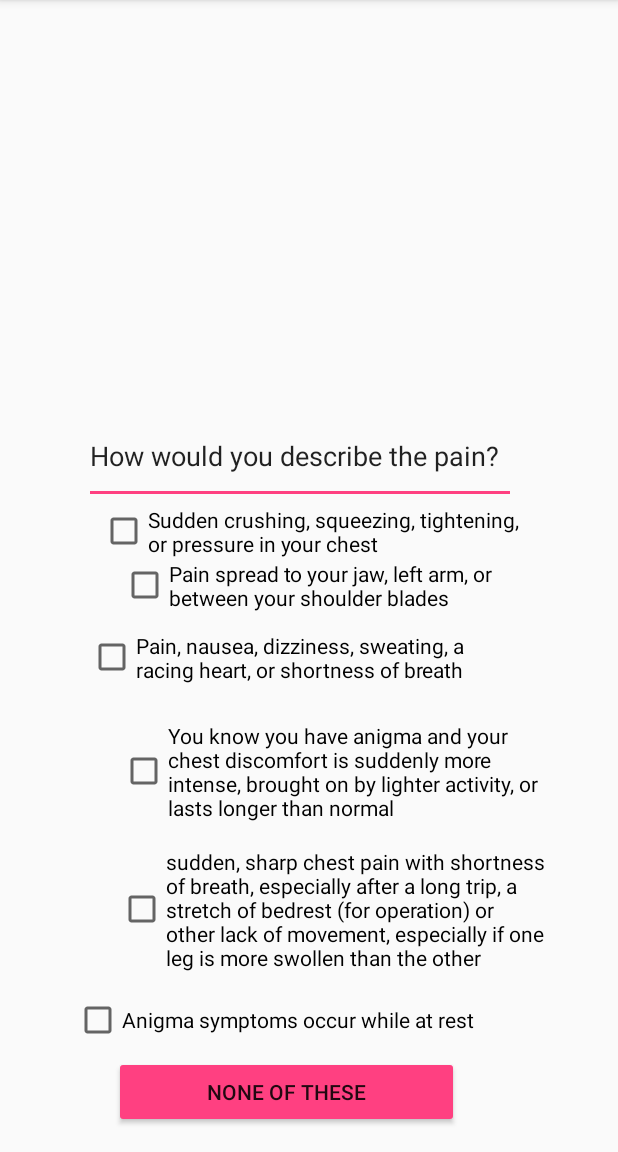
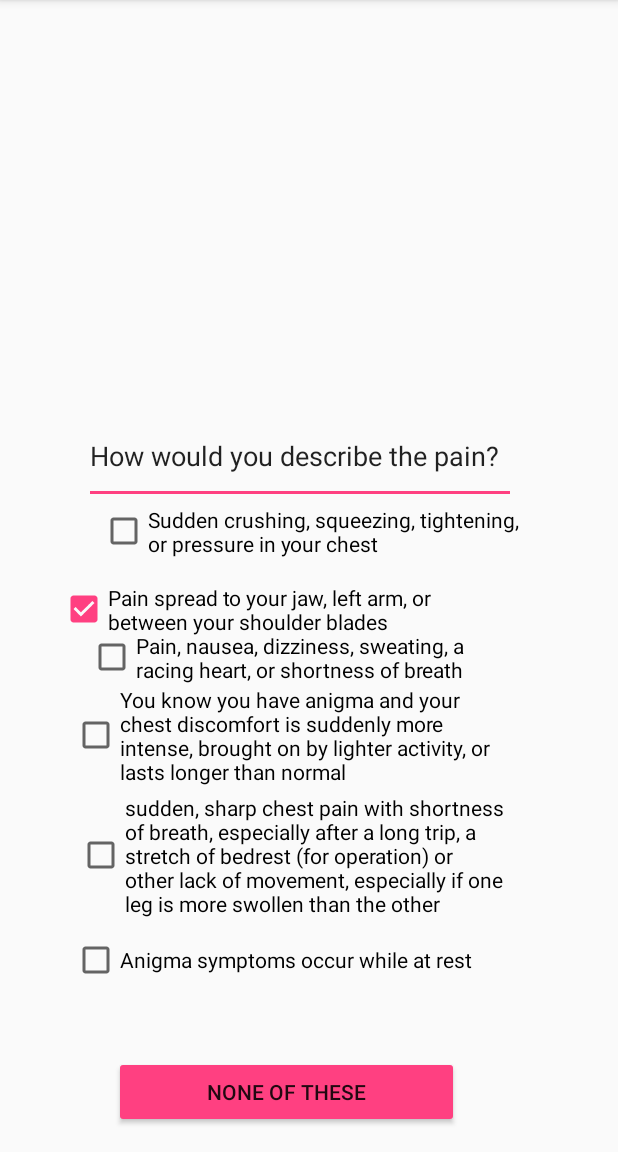
Before and after one commit to nwang19/Save-your, an Android app: the HeartAttackInstructions screen opened directly, with no data from a screen before it, on a phone screen of 412 x 824 dp, the part 84-1236 px from its top. Run offline under Robolectric (Android 15) with nearby library versions, the phone set to English and light mode, and no system bars.

```diff
--- a/app/src/main/AndroidManifest.xml
+++ b/app/src/main/AndroidManifest.xml
@@ -18,7 +18,9 @@
         </activity>
         <activity android:name=".HeartAttackInstructions" />
         <activity android:name=".SSPain" />
-        <activity android:name=".MoreChestPain"></activity>
+        <activity android:name=".MoreChestPain" />
+        <activity android:name=".DefaultPage" />
+        <activity android:name=".Call_911"></activity>
     </application>
 
 </manifest>
--- a/app/src/main/res/layout/activity_heart_attack_instructions.xml
+++ b/app/src/main/res/layout/activity_heart_attack_instructions.xml
@@ -10,13 +10,16 @@
         android:id="@+id/checkBox"
         android:layout_width="282dp"
         android:layout_height="wrap_content"
-        android:layout_marginBottom="360dp"
+        android:layout_marginBottom="344dp"
         android:layout_marginStart="40dp"
+        android:checked="true"
+        android:onClick="onCheckboxClicked"
         android:text="Pain spread to your jaw, left arm, or between your shoulder blades"
         app:layout_constraintBottom_toBottomOf="parent"
         app:layout_constraintEnd_toEndOf="parent"
-        app:layout_constraintHorizontal_bias="0.451"
-        app:layout_constraintStart_toStartOf="parent" />
+        app:layout_constraintHorizontal_bias="0.0"
+        app:layout_constraintStart_toStartOf="parent"
+        tools:clickable="true" />
 
     <EditText
         android:id="@+id/editText"
@@ -36,12 +39,12 @@
         android:id="@+id/checkBox2"
         android:layout_width="287dp"
         android:layout_height="wrap_content"
-        android:layout_marginBottom="72dp"
+        android:layout_marginBottom="112dp"
         android:layout_marginStart="48dp"
         android:text="Anigma symptoms occur while at rest"
         app:layout_constraintBottom_toBottomOf="parent"
         app:layout_constraintEnd_toEndOf="parent"
-        app:layout_constraintHorizontal_bias="0.02"
+        app:layout_constraintHorizontal_bias="0.0"
         app:layout_constraintStart_toStartOf="parent" />
 
     <CheckBox
@@ -61,26 +64,26 @@
         android:id="@+id/checkBox4"
         android:layout_width="289dp"
         android:layout_height="wrap_content"
-        android:layout_marginBottom="220dp"
+        android:layout_marginBottom="244dp"
         android:layout_marginStart="48dp"
         android:checked="false"
         android:duplicateParentState="false"
         android:text="You know you have anigma and your chest discomfort is suddenly more intense, brought on by lighter activity, or lasts longer than normal"
         app:layout_constraintBottom_toBottomOf="parent"
         app:layout_constraintEnd_toEndOf="parent"
-        app:layout_constraintHorizontal_bias="0.425"
+        app:layout_constraintHorizontal_bias="0.0"
         app:layout_constraintStart_toStartOf="parent" />
 
     <CheckBox
         android:id="@+id/checkBox5"
         android:layout_width="285dp"
         android:layout_height="wrap_content"
-        android:layout_marginBottom="120dp"
+        android:layout_marginBottom="156dp"
         android:layout_marginStart="48dp"
         android:text="sudden, sharp chest pain with shortness of breath, especially after a long trip, a stretch of bedrest (for operation) or other lack of movement, especially if one leg is more swollen than the other"
         app:layout_constraintBottom_toBottomOf="parent"
         app:layout_constraintEnd_toEndOf="parent"
-        app:layout_constraintHorizontal_bias="0.392"
+        app:layout_constraintHorizontal_bias="0.039"
         app:layout_constraintStart_toStartOf="parent" />
 
     <Button
```
Also changed, not shown: app/src/main/java/com/example/nicole/testapp/Call_911.java (added, +17 -0 lines), app/src/main/java/com/example/nicole/testapp/DefaultPage.java (added, +13 -0 lines), app/src/main/java/com/example/nicole/testapp/HeartAttackInstructions.java (+8 -3 lines), app/src/main/res/layout/activity_call_911.xml (added, +25 -0 lines), app/src/main/res/layout/activity_default_page.xml (added, +19 -0 lines).
